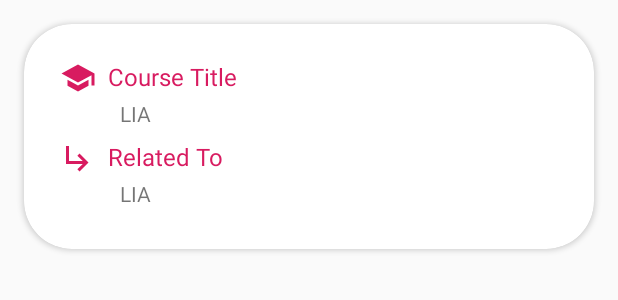
After one commit to DatabrainsDz/BI4SS-Android, an Android app: the layout association_item.xml on its own in the app's theme, with its tools: preview values and no code run, on a phone screen of 412 x 824 dp. The commit adds this screen. Shown: the top 300 px of the screen. Run offline under Robolectric (Android 15) with nearby library versions, the phone set to English and light mode, and no system bars.

Commit message:
Completing Desing of Association Item

```diff
--- /dev/null
+++ b/app/src/main/res/drawable/ic_school_black_24dp.xml
@@ -0,0 +1,10 @@
+<vector xmlns:android="http://schemas.android.com/apk/res/android"
+    android:width="24dp"
+    android:height="24dp"
+    android:tint="@color/colorAccent"
+    android:viewportWidth="24.0"
+    android:viewportHeight="24.0">
+    <path
+        android:fillColor="@color/colorAccent"
+        android:pathData="M5,13.18v4L12,21l7,-3.82v-4L12,17l-7,-3.82zM12,3L1,9l11,6 9,-4.91V17h2V9L12,3z" />
+</vector>
--- /dev/null
+++ b/app/src/main/res/drawable/ic_subdirectory_arrow_right_black_24dp.xml
@@ -0,0 +1,10 @@
+<vector xmlns:android="http://schemas.android.com/apk/res/android"
+    android:width="24dp"
+    android:height="24dp"
+    android:tint="@color/colorAccent"
+    android:viewportWidth="24.0"
+    android:viewportHeight="24.0">
+    <path
+        android:fillColor="#FF000000"
+        android:pathData="M19,15l-6,6 -1.42,-1.42L15.17,16H4V4h2v10h9.17l-3.59,-3.58L13,9l6,6z" />
+</vector>
--- /dev/null
+++ b/app/src/main/res/layout/association_item.xml
@@ -0,0 +1,86 @@
+<?xml version="1.0" encoding="utf-8"?>
+<android.support.v7.widget.CardView xmlns:android="http://schemas.android.com/apk/res/android"
+    xmlns:app="http://schemas.android.com/apk/res-auto"
+    xmlns:tools="http://schemas.android.com/tools"
+    android:layout_width="match_parent"
+    android:layout_height="150dp"
+    android:layout_margin="16dp"
+    app:cardCornerRadius="32dp">
+
+    <android.support.constraint.ConstraintLayout
+        android:layout_width="match_parent"
+        android:layout_height="match_parent"
+        android:orientation="vertical"
+        android:padding="16dp">
+
+        <ImageView
+            android:id="@+id/imageView2"
+            android:layout_width="wrap_content"
+            android:layout_height="wrap_content"
+            android:layout_marginStart="8dp"
+            android:layout_marginTop="8dp"
+            android:contentDescription="@null"
+            android:src="@drawable/ic_school_black_24dp"
+            app:layout_constraintStart_toStartOf="parent"
+            app:layout_constraintTop_toTopOf="parent" />
+
+        <ImageView
+            android:id="@+id/imageView3"
+            android:layout_width="wrap_content"
+            android:layout_height="wrap_content"
+            android:layout_marginStart="8dp"
+            android:layout_marginTop="8dp"
+            android:contentDescription="@null"
+            android:src="@drawable/ic_subdirectory_arrow_right_black_24dp"
+            app:layout_constraintStart_toStartOf="parent"
+            app:layout_constraintTop_toBottomOf="@+id/subjectTextView" />
+
+        <TextView
+
+            android:id="@+id/textView"
+            android:layout_width="wrap_content"
+            android:layout_height="wrap_content"
+            android:layout_marginStart="8dp"
+            android:layout_marginTop="8dp"
+            android:text="@string/course_title"
+            android:textColor="@color/colorAccent"
+            android:textSize="16sp"
+            app:layout_constraintStart_toEndOf="@+id/imageView2"
+            app:layout_constraintTop_toTopOf="parent" />
+
+        <TextView
+            android:id="@+id/subjectTextView"
+            android:layout_width="wrap_content"
+            android:layout_height="wrap_content"
+            android:layout_marginStart="8dp"
+            android:layout_marginTop="4dp"
+            app:layout_constraintStart_toStartOf="@+id/textView"
+            app:layout_constraintTop_toBottomOf="@+id/textView"
+            tools:text="LIA" />
+
+        <TextView
+            android:id="@+id/textView3"
+            android:layout_width="wrap_content"
+            android:layout_height="wrap_content"
+            android:layout_marginStart="8dp"
+            android:layout_marginTop="8dp"
+            android:text="@string/related_to"
+            android:textColor="@color/colorAccent"
+            android:textSize="16sp"
+            app:layout_constraintStart_toEndOf="@+id/imageView3"
+            app:layout_constraintTop_toBottomOf="@+id/subjectTextView" />
+
+        <TextView
+            android:id="@+id/relatedSubjectTextView"
+            android:layout_width="wrap_content"
+            android:layout_height="wrap_content"
+            android:layout_marginStart="8dp"
+            android:layout_marginTop="4dp"
+            android:singleLine="true"
+            app:layout_constraintStart_toStartOf="@+id/textView3"
+            app:layout_constraintTop_toBottomOf="@+id/textView3"
+            tools:text="LIA" />
+
+    </android.support.constraint.ConstraintLayout>
+
+</android.support.v7.widget.CardView>
--- a/app/src/main/res/values/strings.xml
+++ b/app/src/main/res/values/strings.xml
@@ -12,4 +12,6 @@
     <string name="please_provide_your_information">Please Provide Your Information</string>
     <string name="title_activity_general">General Statistics</string>
     <string name="title_activity_association">Course Association</string>
+    <string name="related_to">Related To</string>
+    <string name="course_title">Course Title</string>
 </resources>
```
